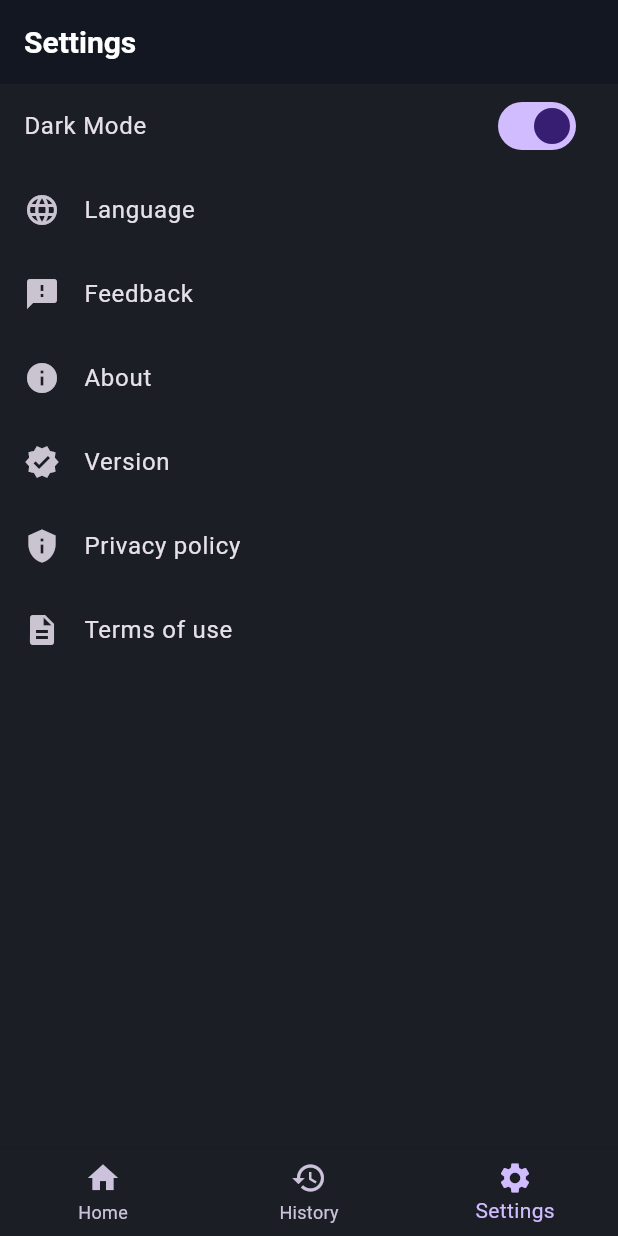
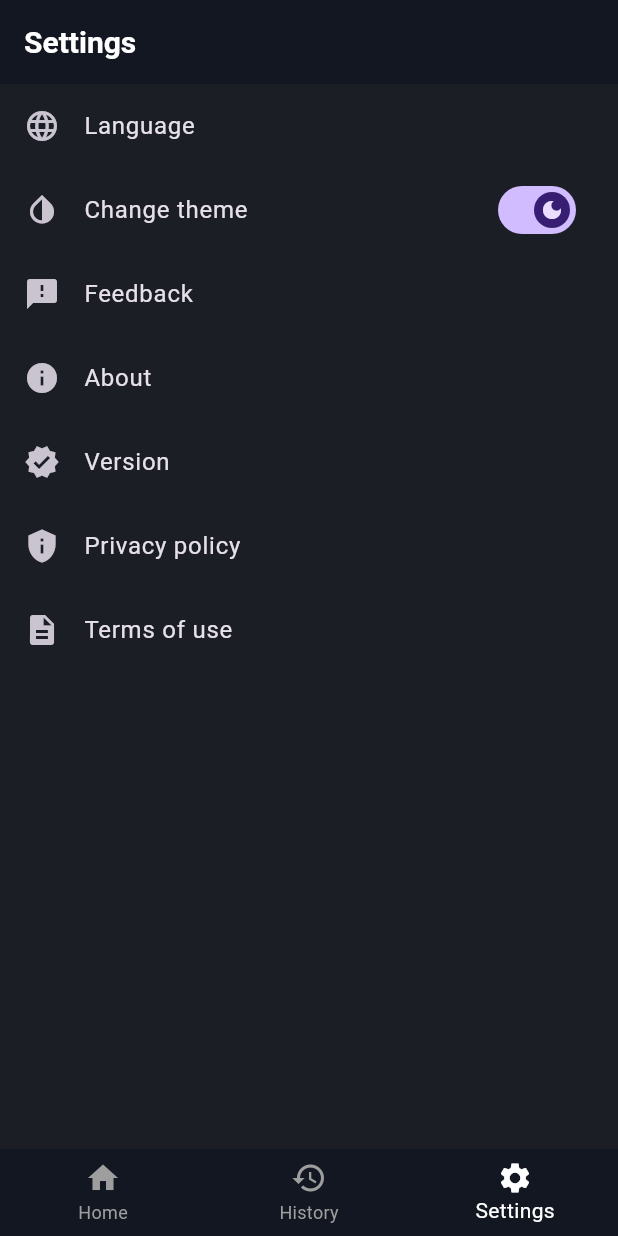
Before and after one commit to Alper-tt/Shotify-Frontend, a Flutter app: the screen it shows after launch, item 3 of the bottom bar chosen, on a phone screen of 412 x 824 dp. Run offline on Flutter 3.47's test engine with Material 3 defaults, Android fonts, the phone set to English and light mode, and no system bars; our stand-ins replace image_picker.

Commit message:
screens designed

```diff
--- a/lib/screens/main_screen.dart
+++ b/lib/screens/main_screen.dart
@@ -1,6 +1,5 @@
 import 'package:flutter/material.dart';
 import 'package:shotify_frontend/screens/settings_screen.dart';
-
 import 'history_screen.dart';
 import 'home_screen.dart';
 
@@ -17,21 +16,6 @@ class MainScreen extends StatefulWidget {
 class _MainScreenState extends State<MainScreen> {
   int _selectedIndex = 0;
 
-  late List<Widget> _screens;
-
-  @override
-  void initState() {
-    super.initState();
-    _screens = [
-      const HomeScreen(),
-      const HistoryScreen(),
-      SettingsScreen(
-        onThemeChanged: widget.onThemeChanged,
-        isDarkMode: widget.isDarkMode,
-      ),
-    ];
-  }
-
   void _onItemTapped(int index) {
     setState(() {
       _selectedIndex = index;
@@ -40,14 +24,23 @@ class _MainScreenState extends State<MainScreen> {
 
   @override
   Widget build(BuildContext context) {
+    final List<Widget> screens = [
+      const HomeScreen(),
+      const HistoryScreen(),
+      SettingsScreen(
+        onThemeChanged: widget.onThemeChanged,
+        isDarkMode: widget.isDarkMode,
+      ),
+    ];
+
     return Scaffold(
-      body: _screens[_selectedIndex],
+      body: screens[_selectedIndex],
       bottomNavigationBar: BottomNavigationBar(
         currentIndex: _selectedIndex,
         onTap: _onItemTapped,
-        selectedItemColor: Theme.of(context).colorScheme.primary,
-        unselectedItemColor: Theme.of(context).colorScheme.secondary,
-        backgroundColor: Theme.of(context).scaffoldBackgroundColor,
+        selectedItemColor: Theme.of(context).bottomNavigationBarTheme.selectedItemColor,
+        unselectedItemColor: Theme.of(context).bottomNavigationBarTheme.unselectedItemColor,
+        backgroundColor: Theme.of(context).bottomNavigationBarTheme.backgroundColor,
         items: const [
           BottomNavigationBarItem(
             icon: Icon(Icons.home),
--- a/lib/screens/settings_screen.dart
+++ b/lib/screens/settings_screen.dart
@@ -19,44 +19,54 @@ class _SettingsScreenState extends State<SettingsScreen> {
     _isDarkMode = widget.isDarkMode;
   }
 
+  @override
   Widget build(BuildContext context) {
     return Scaffold(
       appBar: AppBar(title: const Text("Settings")),
       body: ListView(
         children: [
-          ListTile(title: const Text("Dark Mode"),
+          ListTile(
+            leading: const Icon(Icons.language),
+            title: const Text("Language"),
+          ),
+          ListTile(
+            leading: Icon(Icons.invert_colors_outlined),
+            title: const Text("Change theme"),
             trailing: Switch(
-            value: _isDarkMode,
-            onChanged: (value) {
-              setState(() {
-                _isDarkMode = value;
-              });
-              widget.onThemeChanged(value);},
+              value: _isDarkMode,
+              thumbIcon: WidgetStateProperty.resolveWith<Icon?>((Set<WidgetState> states) {
+                if (_isDarkMode) {
+                  return const Icon(Icons.dark_mode);
+                }
+                return Icon(Icons.light_mode);
+              }),
+              onChanged: (value) {
+                setState(() {
+                  _isDarkMode = value;
+                });
+                widget.onThemeChanged(value);
+              },
             ),
           ),
           ListTile(
-            leading: Icon(Icons.language),
-            title: Text("Language"),
+            leading: const Icon(Icons.feedback),
+            title: const Text("Feedback"),
           ),
           ListTile(
-            leading: Icon(Icons.feedback),
-            title: Text("Feedback"),
+            leading: const Icon(Icons.info),
+            title: const Text("About"),
           ),
           ListTile(
-            leading: Icon(Icons.info),
-            title: Text("About"),
+            leading: const Icon(Icons.verified),
+            title: const Text("Version"),
           ),
           ListTile(
-            leading: Icon(Icons.verified),
-            title: Text("Version"),
+            leading: const Icon(Icons.privacy_tip),
+            title: const Text("Privacy policy"),
           ),
           ListTile(
-            leading: Icon(Icons.privacy_tip),
-            title: Text("Privacy policy"),
-          ),
-          ListTile(
-            leading: Icon(Icons.description),
-            title: Text("Terms of use"),
+            leading: const Icon(Icons.description),
+            title: const Text("Terms of use"),
           ),
         ],
       ),
--- a/lib/theme/app_theme.dart
+++ b/lib/theme/app_theme.dart
@@ -38,8 +38,8 @@ class AppTheme {
       ),
     ),
     bottomNavigationBarTheme: const BottomNavigationBarThemeData(
-      backgroundColor: Colors.white,
-      selectedItemColor: Colors.blue,
+      backgroundColor: lightBackgroundColor,
+      selectedItemColor: lightTextColor,
       unselectedItemColor: Colors.grey,
     ),
   );
@@ -72,8 +72,8 @@ class AppTheme {
       ),
     ),
     bottomNavigationBarTheme: const BottomNavigationBarThemeData(
-      backgroundColor: Color(0xFF1E1E1E),
-      selectedItemColor: Colors.blue,
+      backgroundColor: darkPrimaryColor,
+      selectedItemColor: darkTextColor,
       unselectedItemColor: Colors.grey,
     ),
   );
--- a/pubspec.yaml
+++ b/pubspec.yaml
@@ -34,6 +34,7 @@ dependencies:
   # The following adds the Cupertino Icons font to your application.
   # Use with the CupertinoIcons class for iOS style icons.
   cupertino_icons: ^1.0.8
+  image_picker: ^1.1.2
 
 dev_dependencies:
   flutter_test:
```
Also changed, not shown: lib/screens/history_screen.dart (+14 -5 lines), lib/screens/home_screen.dart (+133 -10 lines), assets/images/home_screenbg.png (added), assets/images/tarkanph.png (added), pubspec.lock, 13 other files.
